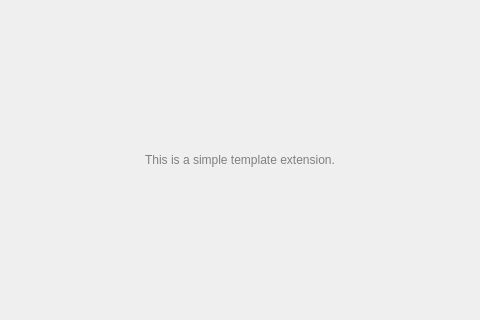
Above: src/plugins/issuecreator/configwidget.ui from idkCpp/albert before the change. Below: the same form after it.
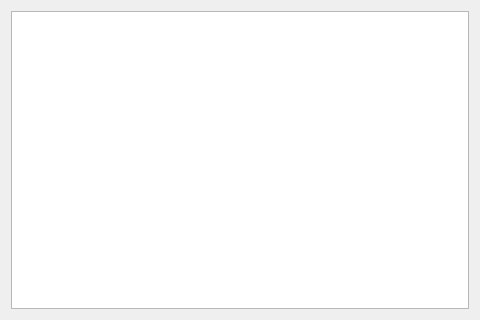
That is the form after the change.

What changed in the file:
```diff
--- a/src/plugins/issuecreator/configwidget.ui
+++ b/src/plugins/issuecreator/configwidget.ui
@@ -12,38 +12,17 @@
   </property>
   <layout class="QVBoxLayout">
    <item>
-    <spacer name="verticalSpacer_2">
-     <property name="orientation">
-      <enum>Qt::Vertical</enum>
+    <widget class="QPlainTextEdit" name="issueText">
+     <property name="font">
+      <font>
+       <family>Monospace</family>
+      </font>
      </property>
-     <property name="sizeHint" stdset="0">
-      <size>
-       <width>20</width>
-       <height>40</height>
-      </size>
-     </property>
-    </spacer>
-   </item>
-   <item>
-    <widget class="QLabel" name="label">
-     <property name="text">
-      <string>&lt;html&gt;&lt;head/&gt;&lt;body&gt;&lt;p align=&quot;center&quot;&gt;&lt;span style=&quot; color:#808080;&quot;&gt;This is a simple template extension.&lt;/span&gt;&lt;/p&gt;&lt;/body&gt;&lt;/html&gt;</string>
+     <property name="readOnly">
+      <bool>true</bool>
      </property>
     </widget>
    </item>
-   <item>
-    <spacer name="verticalSpacer">
-     <property name="orientation">
-      <enum>Qt::Vertical</enum>
-     </property>
-     <property name="sizeHint" stdset="0">
-      <size>
-       <width>20</width>
-       <height>40</height>
-      </size>
-     </property>
-    </spacer>
-   </item>
   </layout>
  </widget>
  <resources/>
```
